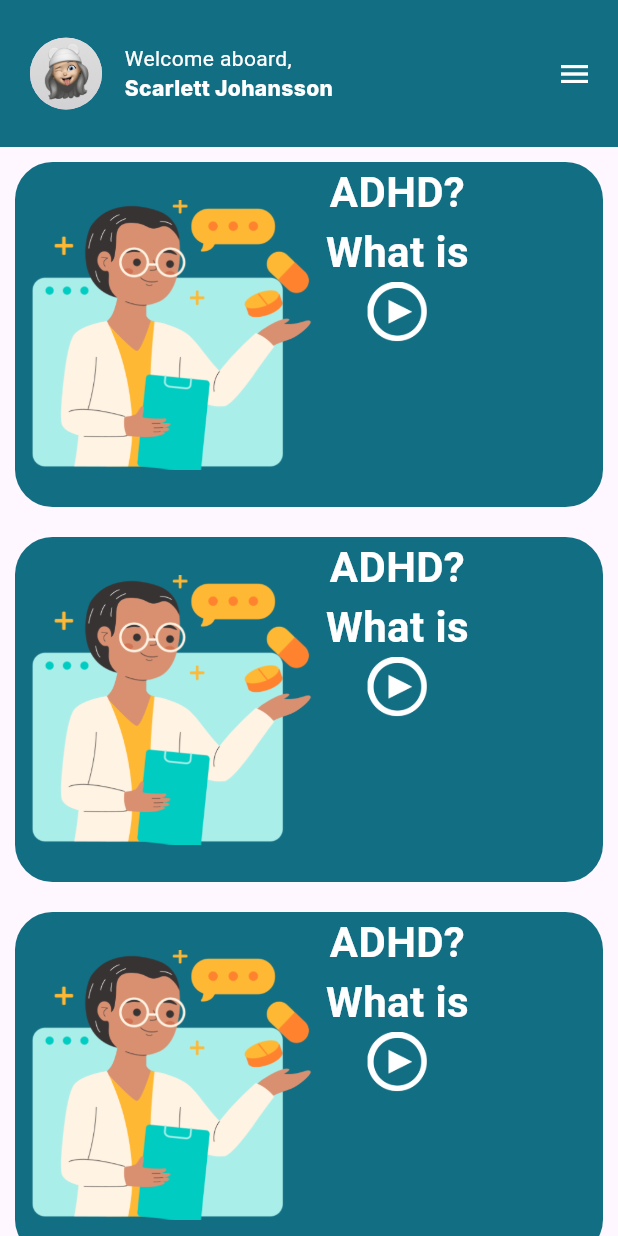
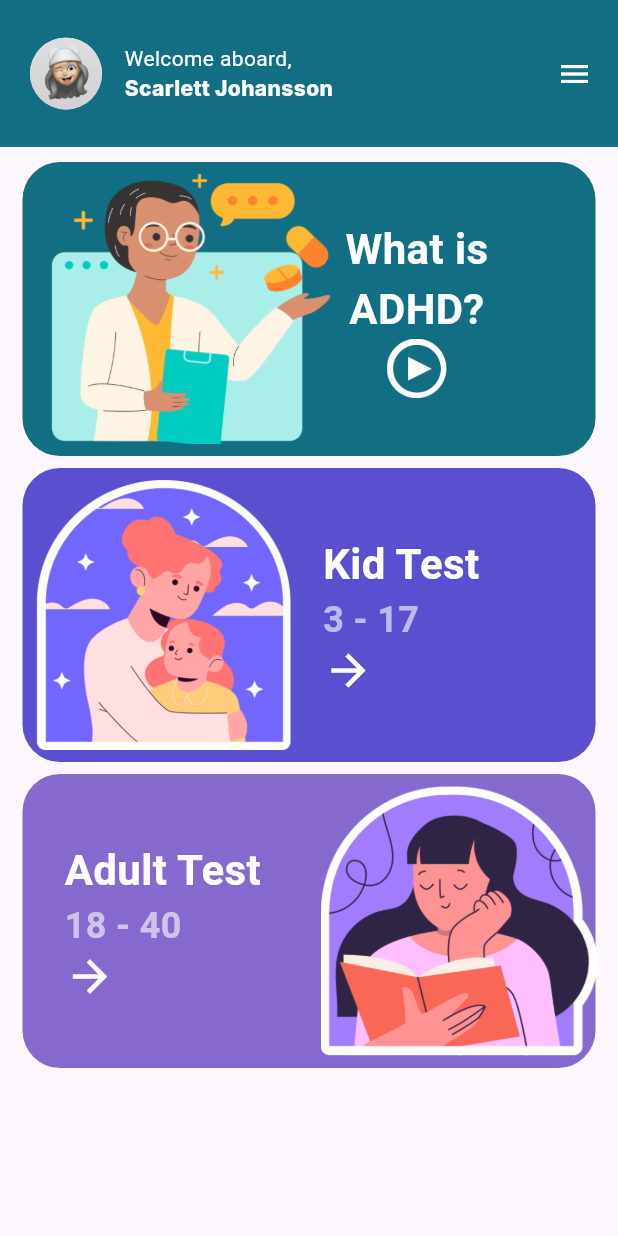
Before and after one commit to Al-Dos024/Neuro-Rush, a Flutter app: the MainView screen opened directly, on a phone screen of 412 x 824 dp. Run offline on Flutter 3.47's test engine with Material 3 defaults, Android fonts, the light colour scheme and no system bars; our stand-ins replace font_awesome_flutter, google_fonts, smooth_page_indicator; Roboto replaces fonts that are missing (Jura, Kodchasan).

Commit message:
main view

```diff
--- a/lib/features/authorization/presentation/sign_in/screens/sign_in_view.dart
+++ b/lib/features/authorization/presentation/sign_in/screens/sign_in_view.dart
@@ -7,14 +7,26 @@ import 'package:adhd/features/authorization/presentation/widgets/my_text_button.
 import 'package:flutter/material.dart';
 import 'package:google_fonts/google_fonts.dart';
 
-class SigninView extends StatelessWidget {
+bool showpassword = true;
+
+class SigninView extends StatefulWidget {
   const SigninView({super.key});
 
   @override
+  State<SigninView> createState() => _SigninViewState();
+}
+
+class _SigninViewState extends State<SigninView> {
+  var formKey = GlobalKey<FormState>();
+  @override
   Widget build(BuildContext context) {
-    return Scaffold(
+    return Form(
+      child: Scaffold(
         backgroundColor: kWhitecolor,
-      body: Padding(
+        body: SingleChildScrollView(
+          child: SizedBox(
+            height: MediaQuery.sizeOf(context).height,
+            child: Padding(
               padding: const EdgeInsets.symmetric(
                 horizontal: 20,
                 vertical: 20,
@@ -23,7 +35,7 @@ class SigninView extends StatelessWidget {
                 crossAxisAlignment: CrossAxisAlignment.start,
                 mainAxisAlignment: MainAxisAlignment.center,
                 children: [
-            SizedBox(
+                  const SizedBox(
                     height: 35,
                   ),
                   Text(
@@ -51,11 +63,45 @@ class SigninView extends StatelessWidget {
                     inputType: TextInputType.text,
                     obscureText: false,
                   ),
-            const CustomLableTextFormField(
+                  CustomLableTextFormField(
+                    obscureText: showpassword,
+                    inputType: TextInputType.visiblePassword,
+                    hintText: "enter your password",
+                    lableText: "Password",
+                    validator: (value) {
+                      if (value!.isEmpty) {
+                        return "Please enter password";
+                      }
+                      return null;
+                    },
+                    suffixIcon: IconButton(
+                      onPressed: () {
+                        setState(() {
+                          showpassword = !showpassword;
+                        });
+                      },
+                      icon: Icon(
+                        showpassword ? Icons.visibility_off : Icons.visibility,
+                        color: kGraycolor_1,
+                      ),
+                    ),
+                  ),
+                  CustomLableTextFormField(
                     lableText: "Password",
                     hintText: "Enter Password",
                     inputType: TextInputType.text,
-              obscureText: true,
+                    obscureText: showpassword,
+                    suffixIcon: IconButton(
+                      onPressed: () {
+                        setState(() {
+                          showpassword = !showpassword;
+                        });
+                      },
+                      icon: Icon(
+                        showpassword ? Icons.visibility_off : Icons.visibility,
+                        color: kGraycolor_1,
+                      ),
+                    ),
                   ),
                   Align(
                     alignment: Alignment.centerRight,
@@ -123,6 +169,9 @@ class SigninView extends StatelessWidget {
                 ],
               ),
             ),
+          ),
+        ),
+      ),
     );
   }
 }
--- a/lib/features/main/screens/main_view.dart
+++ b/lib/features/main/screens/main_view.dart
@@ -2,7 +2,6 @@ import 'package:adhd/constants.dart';
 import 'package:adhd/features/main/widgets/custom_app_bar.dart';
 import 'package:adhd/features/main/widgets/main_drawer.dart';
 import 'package:flutter/material.dart';
-import 'package:flutter/widgets.dart';
 import 'package:google_fonts/google_fonts.dart';
 
 class MainView extends StatelessWidget {
@@ -10,10 +9,17 @@ class MainView extends StatelessWidget {
 
   @override
   Widget build(BuildContext context) {
-    return const Scaffold(
+    return const SafeArea(
+      child: Scaffold(
         endDrawer: MainDrawer(),
-      body: Column(
-        children: [CustomAppBar(), MainViewContent()],
+        body: SingleChildScrollView(
+          child: Column(
+            children: [
+              CustomAppBar(),
+              MainViewContent(),
+            ],
+          ),
+        ),
       ),
     );
   }
@@ -26,69 +32,53 @@ class MainViewContent extends StatelessWidget {
 
   @override
   Widget build(BuildContext context) {
-    return const Column(
+    return const Padding(
+      padding: EdgeInsets.symmetric(
+        horizontal: 15,
+        vertical: 10
+      ),
+      child: Column(
         children: [
-        CustomCardMainView(
-          color: kWhatAdhdcolor,
-          imgCard: "assets/img/more_adhd.png",
-          imgIcon: "assets/icons/video.png",
-          subtitle: "What is",
-          title: "ADHD?",
+          CustomCardMainView1(),
+          SizedBox(
+            height: 8,
           ),
-        CustomCardMainView(
-          color: kWhatAdhdcolor,
-          imgCard: "assets/img/more_adhd.png",
-          imgIcon: "assets/icons/video.png",
-          subtitle: "What is",
-          title: "ADHD?",
+          CustomCardMainView2(),
+          SizedBox(
+            height: 8,
           ),
-        CustomCardMainView(
-          color: kWhatAdhdcolor,
-          imgCard: "assets/img/more_adhd.png",
-          imgIcon: "assets/icons/video.png",
-          subtitle: "What is",
-          title: "ADHD?",
+          CustomCardMainView3()
+        ],
       ),
-      ],
     );
   }
 }
 
-class CustomCardMainView extends StatelessWidget {
-  const CustomCardMainView({
+class CustomCardMainView1 extends StatelessWidget {
+  const CustomCardMainView1({
     super.key,
-    this.color,
-    required this.title,
-    required this.subtitle,
-    required this.imgCard,
-    required this.imgIcon,
   });
-  final Color? color;
-  final String title;
-  final String subtitle;
-  final String imgCard;
-  final String imgIcon;
 
   @override
   Widget build(BuildContext context) {
-    return Padding(
-      padding: const EdgeInsets.all(10.0),
-      child: Container(
+    return Container(
+      width: double.infinity,
       decoration: BoxDecoration(
-          color: color,
+        color: kWhatAdhdcolor,
         borderRadius: BorderRadius.circular(25),
       ),
-        height: 230,
+      child: Padding(
+        padding: const EdgeInsets.all(8.0),
         child: Row(
           children: [
-            Image(
-              image: AssetImage(imgCard),
+            const Image(
+              image: AssetImage("assets/img/more_adhd.png"),
               height: 180,
             ),
             Column(
               children: [
                 Text(
-                  title,
+                  "What is",
                   style: GoogleFonts.kodchasan(
                     fontSize: 28,
                     fontWeight: FontWeight.w600,
@@ -96,7 +86,7 @@ class CustomCardMainView extends StatelessWidget {
                   ),
                 ),
                 Text(
-                  subtitle,
+                  "ADHD?",
                   style: GoogleFonts.kodchasan(
                     fontSize: 28,
                     fontWeight: FontWeight.w600,
@@ -104,7 +94,7 @@ class CustomCardMainView extends StatelessWidget {
                   ),
                 ),
                 Image.asset(
-                  imgIcon,
+                  "assets/icons/video.png",
                   width: 40,
                 ),
               ],
@@ -115,3 +105,114 @@ class CustomCardMainView extends StatelessWidget {
     );
   }
 }
+
+class CustomCardMainView2 extends StatelessWidget {
+  const CustomCardMainView2({super.key});
+
+  @override
+  Widget build(BuildContext context) {
+    return Container(
+      decoration: BoxDecoration(
+        color: kKindtestcolor,
+        borderRadius: BorderRadius.circular(25),
+      ),
+      child: Padding(
+        padding: const EdgeInsets.all(8.0),
+        child: Row(
+          children: [
+            Image.asset(
+              "assets/img/kid_test.png",
+              height: 180,
+            ),
+            Padding(
+              padding: const EdgeInsets.symmetric(horizontal: 20),
+              child: Column(
+                crossAxisAlignment: CrossAxisAlignment.start,
+                children: [
+                  Text(
+                    "Kid Test",
+                    style: GoogleFonts.kodchasan(
+                      fontSize: 28,
+                      fontWeight: FontWeight.w600,
+                      color: kWhitecolor,
+                    ),
+                  ),
+                  Text(
+                    "3 - 17",
+                    style: GoogleFonts.kodchasan(
+                      fontSize: 24,
+                      fontWeight: FontWeight.w600,
+                      color: kWhitecolor.withOpacity(0.6),
+                    ),
+                  ),
+                  const Icon(
+                    Icons.arrow_forward,
+                    size: 34,
+                    color: kWhitecolor,
+                  )
+                ],
+              ),
+            ),
+          ],
+        ),
+      ),
+    );
+  }
+}
+
+class CustomCardMainView3 extends StatelessWidget {
+  const CustomCardMainView3({super.key});
+
+  @override
+  Widget build(BuildContext context) {
+    return Container(
+      decoration: BoxDecoration(
+        color:kAdulttestcolor,
+        borderRadius: BorderRadius.circular(25),
+      ),
+      child: Padding(
+        padding: const EdgeInsets.all(8.0),
+        child: Row(
+          children: [
+            Padding(
+              padding: const EdgeInsets.symmetric(horizontal: 20),
+              child: Column(
+                crossAxisAlignment: CrossAxisAlignment.start,
+                children: [
+                  Text(
+                    "Adult Test",
+                    style: GoogleFonts.kodchasan(
+                      fontSize: 28,
+                      fontWeight: FontWeight.w600,
+                      color: kWhitecolor,
+                    ),
+                  ),
+                  Text(
+                    "18 - 40",
+                    style: GoogleFonts.kodchasan(
+                      fontSize: 24,
+                      fontWeight: FontWeight.w600,
+                      color: kWhitecolor.withOpacity(0.6),
+                    ),
+                  ),
+                  const Icon(
+                    Icons.arrow_forward,
+                    size: 34,
+                    color: kWhitecolor,
+                  )
+                ],
+              ),
+            ),
+            const SizedBox(
+              width: 20,
+            ),
+            Image.asset(
+              "assets/img/adult_test.png",
+              height: 180,
+            ),
+          ],
+        ),
+      ),
+    );
+  }
+}
--- a/lib/main.dart
+++ b/lib/main.dart
@@ -1,3 +1,4 @@
+import 'package:adhd/features/authorization/presentation/sign_in/screens/sign_in_view.dart';
 import 'package:adhd/features/main/screens/main_view.dart';
 import 'package:flutter/material.dart';
 
@@ -16,7 +17,7 @@ class MyApp extends StatelessWidget {
             appBarTheme: const AppBarTheme(
           color: Colors.amber,
         )),
-        home: const DefineTheKid() //MainView() ,
+        home: SigninView()//DefineTheKid() // ,
         );
   }
 }
```
Lines whose indentation alone changed are shown as unchanged.
